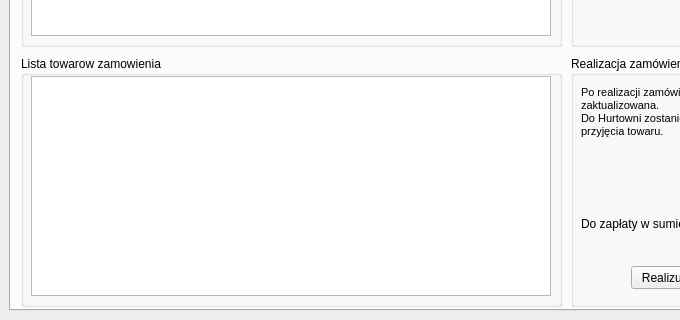
The window that Sklep/magazynier.ui (pwltomaszek/projekt) describes before a commit, drawn with Qt 5; both pictures show x 0 to 680 and y 330 to 650 of the 830 by 650 pixel window.
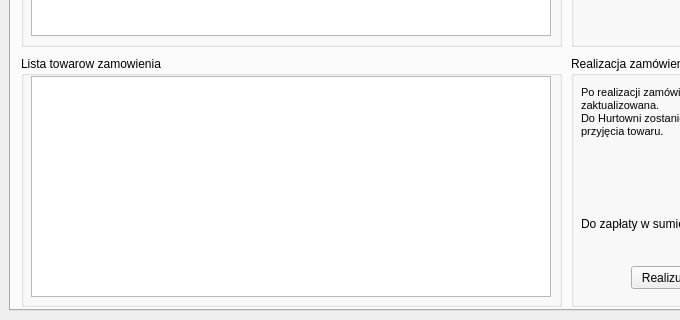
The same window after the commit.

What changed in the file:
```diff
--- a/Sklep/magazynier.ui
+++ b/Sklep/magazynier.ui
@@ -905,7 +905,7 @@
         <x>10</x>
         <y>20</y>
         <width>520</width>
-        <height>220</height>
+        <height>221</height>
        </rect>
       </property>
      </widget>
```
